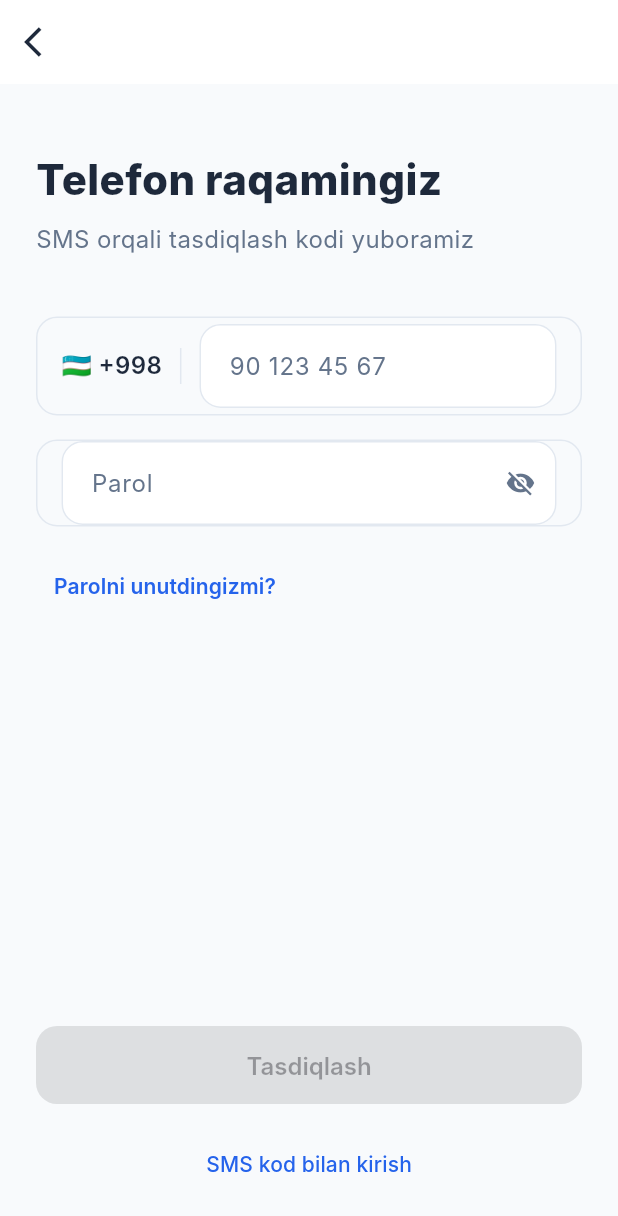
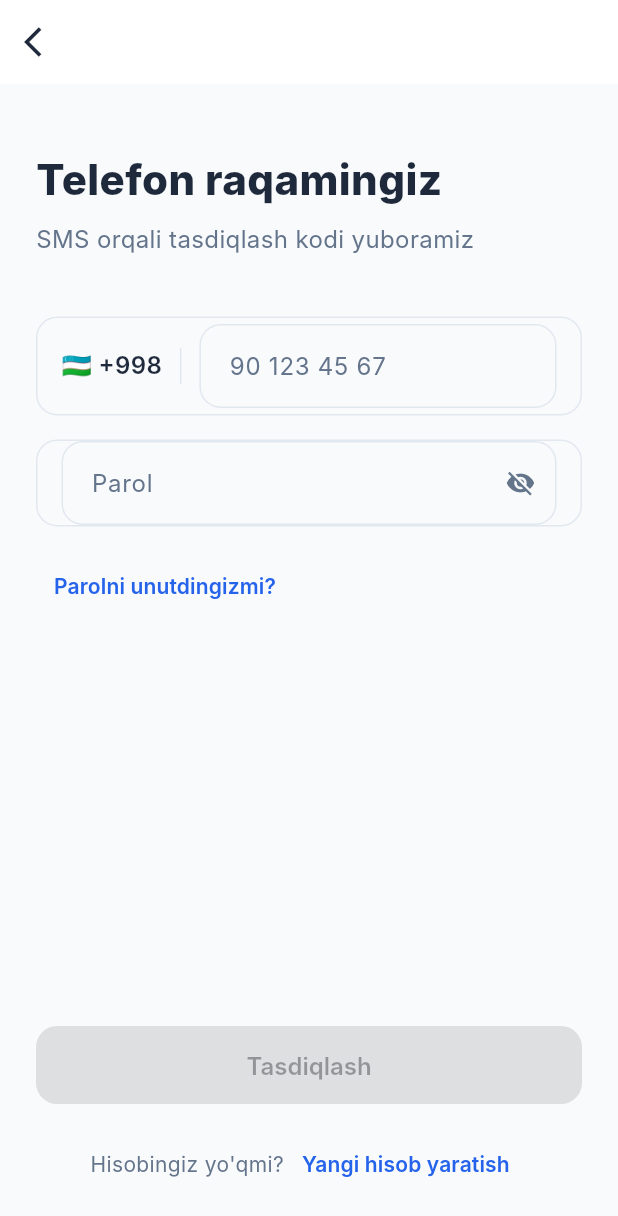
Before and after one commit to begzodmominov2009/goWayApp, a Flutter app: the PhoneScreen screen opened by its route, on a phone screen of 412 x 824 dp. Shown: the top 1216 px of the screen. Run offline on Flutter 3.47's test engine with Material 3 defaults, Android fonts, the phone set to English and light mode, and no system bars; our stand-ins replace dio, firebase_core, firebase_messaging, flutter_local_notifications, flutter_riverpod, flutter_secure_storage and 7 more; missing offline and left inert: dart:html, dart:js, dart:ui_web, yandex_mapkit; accounts and stored records are empty; Roboto replaces fonts that are missing (Inter).

Commit message:
Parolni tiklash oqimi (forgot password), login mantig'ini soddalashtirish

```diff
--- a/lib/core/localization/app_strings.dart
+++ b/lib/core/localization/app_strings.dart
@@ -97,6 +97,14 @@ class AppStrings {
       'enter_otp': 'OTP kodni kiriting',
       'set_new_password': 'Yangi parol o\'rnating',
       'reset_password': 'Parolni tiklash',
+      'reset_password_subtitle': 'Telefon raqamingizga tasdiqlash kodi yuboramiz',
+      'password_field_hint': 'Parol',
+      'enter_password_error': 'Parolni kiriting',
+      'invalid_credentials': 'Telefon raqam yoki parol noto\'g\'ri',
+      'no_account_question': 'Hisobingiz yo\'qmi?',
+      'create_new_account': 'Yangi hisob yaratish',
+      'invalid_or_expired_code': 'Kod noto\'g\'ri yoki eskirgan. Qaytadan urinib ko\'ring.',
+      'set_new_password_subtitle': 'Kamida 6 ta belgidan iborat yangi parol o\'rnating',
       // ==== Client Home ====
       'menu': 'Menyu',
       'my_orders': 'Buyurtmalarim',
@@ -373,6 +381,14 @@ class AppStrings {
       'enter_otp': 'Введите OTP код',
       'set_new_password': 'Установите новый пароль',
       'reset_password': 'Восстановить пароль',
+      'reset_password_subtitle': 'Отправим код подтверждения на ваш номер телефона',
+      'password_field_hint': 'Пароль',
+      'enter_password_error': 'Введите пароль',
+      'invalid_credentials': 'Неверный номер телефона или пароль',
+      'no_account_question': 'Нет аккаунта?',
+      'create_new_account': 'Создать новый аккаунт',
+      'invalid_or_expired_code': 'Неверный или истёкший код. Попробуйте снова.',
+      'set_new_password_subtitle': 'Установите новый пароль не менее 6 символов',
       // ==== Client Home ====
       'menu': 'Меню',
       'my_orders': 'Мои заказы',
@@ -649,6 +665,14 @@ class AppStrings {
       'enter_otp': 'Enter OTP code',
       'set_new_password': 'Set new password',
       'reset_password': 'Reset password',
+      'reset_password_subtitle': 'We will send a verification code to your phone number',
+      'password_field_hint': 'Password',
+      'enter_password_error': 'Enter your password',
+      'invalid_credentials': 'Invalid phone number or password',
+      'no_account_question': 'Don\'t have an account?',
+      'create_new_account': 'Create new account',
+      'invalid_or_expired_code': 'Invalid or expired code. Please try again.',
+      'set_new_password_subtitle': 'Set a new password with at least 6 characters',
       // ==== Client Home ====
       'menu': 'Menu',
       'my_orders': 'My orders',
--- a/lib/features/auth/screens/phone_screen.dart
+++ b/lib/features/auth/screens/phone_screen.dart
@@ -23,7 +23,6 @@ class _PhoneScreenState extends ConsumerState<PhoneScreen> {
   bool _obscurePassword = true;
   bool _loading = false;
   String? _error;
-  bool _useOtpFlow = false;
 
   @override
   void dispose() {
@@ -44,19 +43,14 @@ class _PhoneScreenState extends ConsumerState<PhoneScreen> {
     });
 
     final authRepo = ref.read(authRepositoryProvider);
+    final locale = ref.read(localeProvider).languageCode;
 
     try {
-      if (_useOtpFlow) {
-        await authRepo.sendOtp(_fullPhone, widget.role);
-        if (mounted) {
-          context.push(AppRoutes.otp, extra: {'phone': _fullPhone, 'role': widget.role});
-        }
-        return;
-      }
-
-      // Parol bilan kirish
       if (_passwordController.text.isEmpty) {
-        setState(() { _loading = false; _error = 'Parolni kiriting'; });
+        setState(() {
+          _loading = false;
+          _error = AppStrings.get('enter_password_error', locale);
+        });
         return;
       }
 
@@ -103,20 +97,27 @@ class _PhoneScreenState extends ConsumerState<PhoneScreen> {
         }
       }
     } catch (e) {
-      final message = e.toString().toLowerCase();
-      if (message.contains('o\'rnatilmagan') ||
-          message.contains('password') ||
-          message.contains('404') ||
-          message.contains('topilmadi')) {
-        // Parol hali o'rnatilmagan — OTP orqali kirish oqimiga o'tamiz
+      setState(() => _error = AppStrings.get('invalid_credentials', locale));
+    } finally {
+      if (mounted) setState(() => _loading = false);
+    }
+  }
+
+  Future<void> _createNewAccount() async {
+    if (!_isPhoneValid) return;
     setState(() {
-          _useOtpFlow = true;
-          _loading = false;
+      _loading = true;
+      _error = null;
     });
-        await _submit();
-        return;
+    try {
+      final authRepo = ref.read(authRepositoryProvider);
+      await authRepo.sendOtp(_fullPhone, widget.role);
+      if (mounted) {
+        context.push(AppRoutes.otp, extra: {'phone': _fullPhone, 'role': widget.role});
       }
-      setState(() => _error = 'Telefon raqam yoki parol noto\'g\'ri');
+    } catch (e) {
+      final locale = ref.read(localeProvider).languageCode;
+      setState(() => _error = AppStrings.get('generic_error', locale));
     } finally {
       if (mounted) setState(() => _loading = false);
     }
@@ -170,6 +171,7 @@ class _PhoneScreenState extends ConsumerState<PhoneScreen> {
                         keyboardType: TextInputType.phone,
                         style: TextStyle(fontSize: 16, color: textPrimary),
                         decoration: InputDecoration(
+                          filled: false,
                           hintText: '90 123 45 67',
                           hintStyle: TextStyle(color: textSecondary),
                           border: InputBorder.none,
@@ -180,7 +182,6 @@ class _PhoneScreenState extends ConsumerState<PhoneScreen> {
                   ],
                 ),
               ),
-              if (!_useOtpFlow) ...[
               const SizedBox(height: 16),
               Container(
                 padding: const EdgeInsets.symmetric(horizontal: 16),
@@ -194,7 +195,8 @@ class _PhoneScreenState extends ConsumerState<PhoneScreen> {
                   obscureText: _obscurePassword,
                   style: TextStyle(fontSize: 16, color: textPrimary),
                   decoration: InputDecoration(
-                      hintText: 'Parol',
+                    filled: false,
+                    hintText: AppStrings.get('password_field_hint', locale),
                     hintStyle: TextStyle(color: textSecondary),
                     border: InputBorder.none,
                     suffixIcon: IconButton(
@@ -205,16 +207,14 @@ class _PhoneScreenState extends ConsumerState<PhoneScreen> {
                   ),
                 ),
               ),
-              ],
               if (_error != null) ...[
                 const SizedBox(height: 12),
                 Text(_error!, style: const TextStyle(color: AppTheme.errorColor, fontSize: 13)),
               ],
               const SizedBox(height: 16),
-              if (!_useOtpFlow)
               TextButton(
                 onPressed: () {
-                    context.push('/forgot-password', extra: {'phone': _fullPhone, 'role': widget.role});
+                  context.push(AppRoutes.forgotPassword, extra: {'phone': _fullPhone, 'role': widget.role});
                 },
                 child: Text(AppStrings.get('forgot_password', locale),
                     style: const TextStyle(color: AppTheme.primaryColor, fontWeight: FontWeight.w600)),
@@ -225,18 +225,24 @@ class _PhoneScreenState extends ConsumerState<PhoneScreen> {
                 child: _loading
                     ? const SizedBox(height: 20, width: 20,
                         child: AppLoadingIndicator(color: Colors.white, strokeWidth: 2))
-                    : Text(_useOtpFlow
-                        ? AppStrings.get('send_code', locale)
-                        : AppStrings.get('verify', locale)),
+                    : Text(AppStrings.get('verify', locale)),
               ),
               const SizedBox(height: 16),
               Center(
-                child: TextButton(
-                  onPressed: () => setState(() => _useOtpFlow = !_useOtpFlow),
+                child: Wrap(
+                  alignment: WrapAlignment.center,
+                  crossAxisAlignment: WrapCrossAlignment.center,
+                  children: [
+                    Text(AppStrings.get('no_account_question', locale),
+                        style: TextStyle(color: textSecondary)),
+                    TextButton(
+                      onPressed: (_isPhoneValid && !_loading) ? _createNewAccount : null,
                       child: Text(
-                    _useOtpFlow ? 'Parol bilan kirish' : 'SMS kod bilan kirish',
-                    style: const TextStyle(color: AppTheme.primaryColor),
+                        AppStrings.get('create_new_account', locale),
+                        style: const TextStyle(color: AppTheme.primaryColor, fontWeight: FontWeight.w600),
                       ),
+                    ),
+                  ],
                 ),
               ),
             ],
```
Also changed, not shown: lib/core/router/app_router.dart (+15 -0 lines), lib/features/auth/screens/forgot_password_screen.dart (added, +398 -0 lines). Lines whose indentation alone changed are shown as unchanged.
